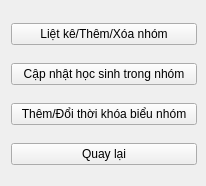
longpham6595/kvmanagement, file TranslateUiPyPackage/ui_ip/M4_phanmonnhomtkb.ui: the form before one commit.
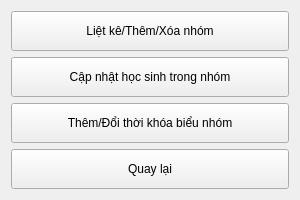
The form after the commit.

The edit to the form file:
```diff
--- a/TranslateUiPyPackage/ui_ip/M4_phanmonnhomtkb.ui
+++ b/TranslateUiPyPackage/ui_ip/M4_phanmonnhomtkb.ui
@@ -6,37 +6,28 @@
    <rect>
     <x>0</x>
     <y>0</y>
-    <width>206</width>
-    <height>186</height>
+    <width>300</width>
+    <height>200</height>
    </rect>
   </property>
+  <property name="maximumSize">
+   <size>
+    <width>500</width>
+    <height>400</height>
+   </size>
+  </property>
   <property name="windowTitle">
    <string>Form</string>
   </property>
-  <widget class="QWidget" name="layoutWidget">
-   <property name="geometry">
-    <rect>
-     <x>10</x>
-     <y>10</y>
-     <width>188</width>
-     <height>170</height>
-    </rect>
-   </property>
    <layout class="QVBoxLayout" name="verticalLayout">
-    <property name="leftMargin">
-     <number>1</number>
-    </property>
-    <property name="topMargin">
-     <number>1</number>
-    </property>
-    <property name="rightMargin">
-     <number>1</number>
-    </property>
-    <property name="bottomMargin">
-     <number>1</number>
-    </property>
     <item>
      <widget class="QPushButton" name="lkthemxoanhom">
+     <property name="sizePolicy">
+      <sizepolicy hsizetype="Expanding" vsizetype="Expanding">
+       <horstretch>0</horstretch>
+       <verstretch>0</verstretch>
+      </sizepolicy>
+     </property>
       <property name="text">
        <string>Liệt kê/Thêm/Xóa nhóm</string>
       </property>
@@ -44,6 +35,12 @@
     </item>
     <item>
      <widget class="QPushButton" name="cnhstn">
+     <property name="sizePolicy">
+      <sizepolicy hsizetype="Expanding" vsizetype="Expanding">
+       <horstretch>0</horstretch>
+       <verstretch>0</verstretch>
+      </sizepolicy>
+     </property>
       <property name="text">
        <string>Cập nhật học sinh trong nhóm</string>
       </property>
@@ -51,6 +48,12 @@
     </item>
     <item>
      <widget class="QPushButton" name="dtkbn">
+     <property name="sizePolicy">
+      <sizepolicy hsizetype="Expanding" vsizetype="Expanding">
+       <horstretch>0</horstretch>
+       <verstretch>0</verstretch>
+      </sizepolicy>
+     </property>
       <property name="text">
        <string>Thêm/Đổi thời khóa biểu nhóm</string>
       </property>
@@ -58,13 +61,18 @@
     </item>
     <item>
      <widget class="QPushButton" name="quaylai">
+     <property name="sizePolicy">
+      <sizepolicy hsizetype="Expanding" vsizetype="Expanding">
+       <horstretch>0</horstretch>
+       <verstretch>0</verstretch>
+      </sizepolicy>
+     </property>
       <property name="text">
        <string>Quay lại</string>
       </property>
      </widget>
     </item>
    </layout>
-  </widget>
  </widget>
  <resources/>
  <connections/>
```
Lines whose indentation alone changed are shown as unchanged.
